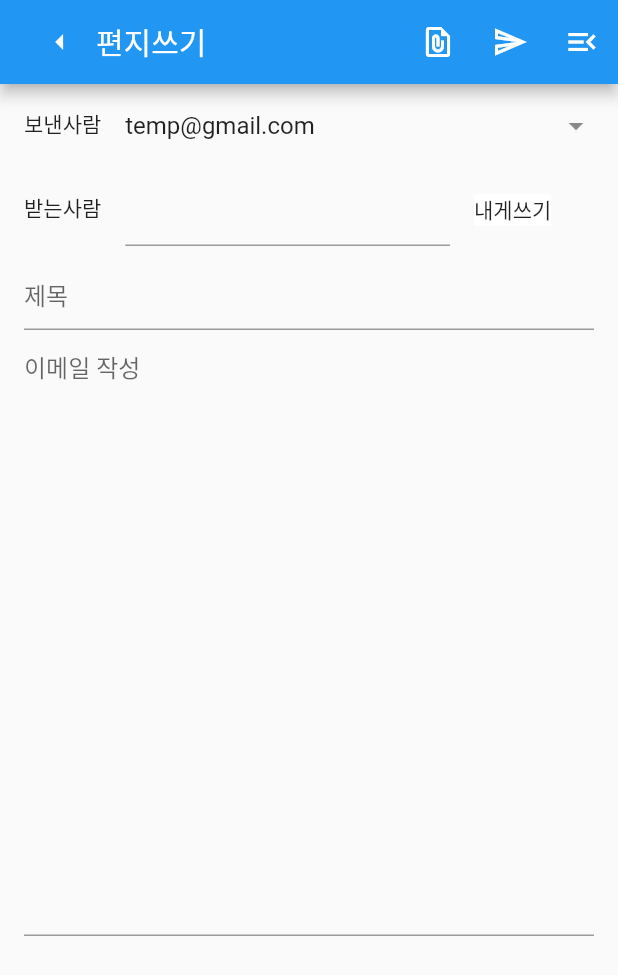
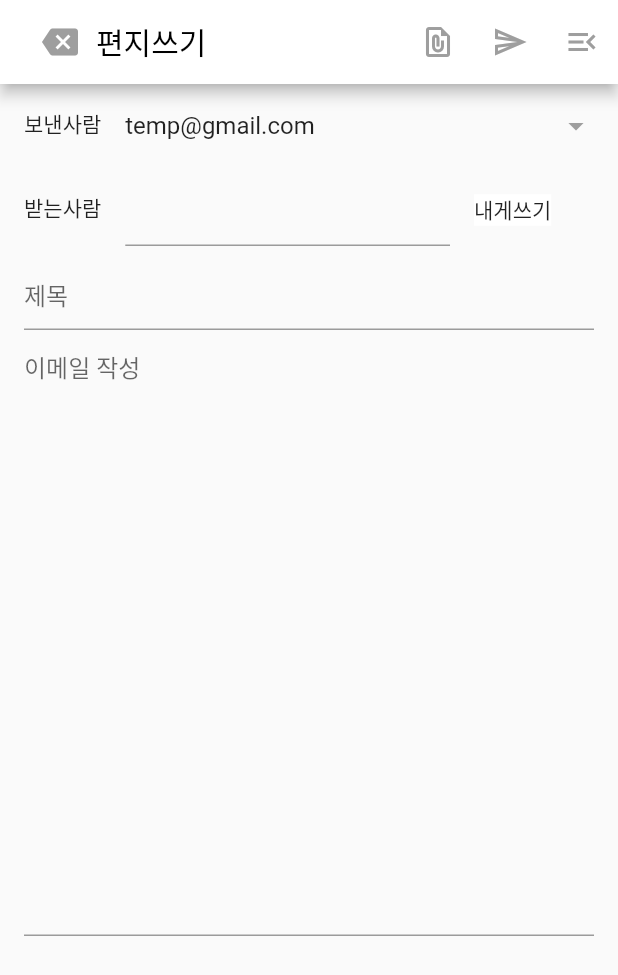
Before and after one commit to AnSuHan/HCI, a Flutter app: the screen it shows after launch, after a tap on "편지쓰기", on a phone screen of 412 x 824 dp. Shown: the top 975 px of the screen. Run offline on Flutter 3.47's test engine with Material 2 defaults, Android fonts, the phone set to English and light mode, and no system bars; our stand-ins replace google_fonts, shared_preferences.

Commit message:
icon colors

```diff
--- a/project/lib/MailWrite.dart
+++ b/project/lib/MailWrite.dart
@@ -20,12 +20,20 @@ class MailWrite extends State<MailWriteStateful> {
   Widget build(BuildContext context) {
     return MaterialApp(
       home: Scaffold(
-        appBar: AppBar( title: Row(
-          children: [IconButton(onPressed: () { Navigator.pop(context); }, icon: const Icon(Icons.arrow_left)),
-            Text("편지쓰기")],
+        appBar: AppBar(
+          backgroundColor: Colors.white,
+          title: Row(
+          children: [IconButton(onPressed: () { Navigator.pop(context); }, icon: const Icon(Icons.backspace, color: Colors.grey,)),
+            Text(
+              "편지쓰기",
+              style: TextStyle(
+                color: Colors.black, // Set the desired color here
+              ),
+            )
+          ],
         ),
           actions: [
-            IconButton(onPressed: () {}, icon: const Icon(Icons.file_present_outlined)),
+            IconButton(onPressed: () {}, icon: const Icon(Icons.file_present_outlined, color: Colors.grey,)),
             IconButton(onPressed: () {
               var newobj = Mail(MYACCOUNT, parsingData(_titleController.toString()),
                   parsingData(_messageController.toString()), "230406_11:00", false, "보낸편지함", false, false);
@@ -33,7 +41,7 @@ class MailWrite extends State<MailWriteStateful> {
               MailSceneWrite.mails.insert(0, newobj);
 
               Navigator.pop(context, newobj);
-            }, icon: const Icon(Icons.send_outlined)),
+            }, icon: const Icon(Icons.send_outlined, color: Colors.grey,)),
             IconButton(onPressed: () {
               //gpt
               final RenderBox overlay = Overlay.of(context)!.context.findRenderObject() as RenderBox;
@@ -103,7 +111,7 @@ class MailWrite extends State<MailWriteStateful> {
               setState(() {
                 isMenuOpen = !isMenuOpen;
               });
-            }, icon: const Icon(Icons.menu_open))
+            }, icon: const Icon(Icons.menu_open, color: Colors.grey,))
           ],
         ),
         body: ListView(
@@ -111,7 +119,7 @@ class MailWrite extends State<MailWriteStateful> {
             const ListTile(
               leading: Text("보낸사람"),
               title: Text("temp@gmail.com"),
-              trailing: Icon(Icons.arrow_drop_down),
+              trailing: Icon(Icons.arrow_drop_down, color: Colors.grey,),
             ),
             ListTile(
               leading: Text("받는사람"),
--- a/project/lib/searchbar.dart
+++ b/project/lib/searchbar.dart
@@ -46,6 +46,9 @@ class _HomePageState extends State<HomePage> {
       appBar: AppBar(
         backgroundColor: Colors.white, // Set AppBar's background color to white
         elevation: 0, // Remove AppBar's shadow
+        iconTheme: IconThemeData(
+          color: Colors.grey,
+        ),
         title: TextField(
           onChanged: searchEmails,
           autofocus: true, // Automatically focus on TextField
```
Also changed, not shown: project/lib/MailInnerScene.dart (+13 -5 lines).
